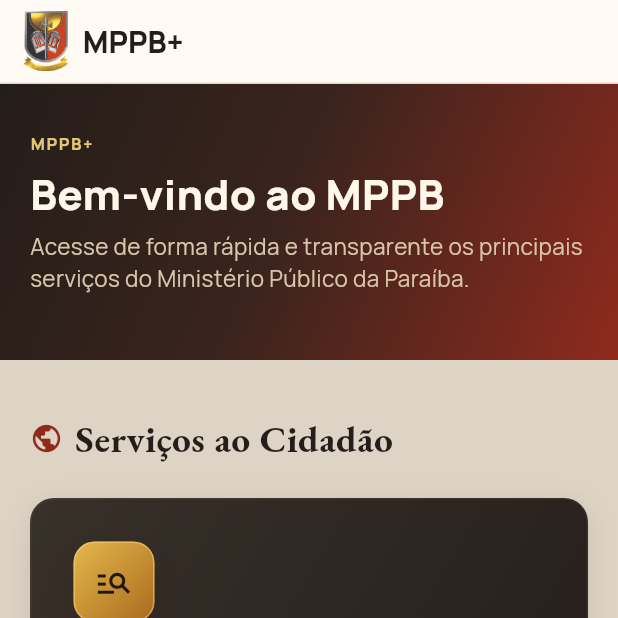
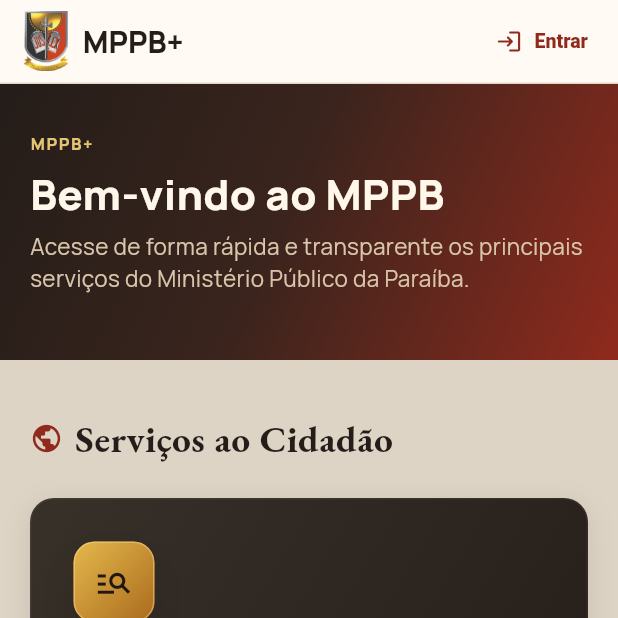
Before and after one commit to rafaelhugov/app_mppb_flutter, a Flutter app: the screen it shows after launch, on a phone screen of 412 x 824 dp, the top half of it. Run offline on Flutter 3.47's test engine with Material 3 defaults, Android fonts, the phone set to English and light mode, and no system bars; our stand-ins replace cached_network_image, connectivity_plus, dio, flutter_riverpod, flutter_secure_storage, go_router and 5 more; missing offline and left inert: just_the_tooltip; network calls fail.

Commit message:
Ajusta dock e login publico

```diff
--- a/lib/core/ui/main_layout.dart
+++ b/lib/core/ui/main_layout.dart
@@ -624,12 +624,12 @@
           : IgnorePointer(
               ignoring: !_isNavVisible,
               child: AnimatedSlide(
-                duration: const Duration(milliseconds: 240),
-                curve: Curves.easeOutCubic,
+                duration: const Duration(milliseconds: 380),
+                curve: Curves.easeInOutCubic,
                 offset: _isNavVisible ? Offset.zero : const Offset(0, 1.18),
                 child: AnimatedOpacity(
-                  duration: const Duration(milliseconds: 180),
-                  curve: Curves.easeOutCubic,
+                  duration: const Duration(milliseconds: 280),
+                  curve: Curves.easeInOutCubic,
                   opacity: _isNavVisible ? 1 : 0,
                   child: _buildBottomNavBar(
                     context: context,
--- a/lib/core/ui/mppb_app_bar.dart
+++ b/lib/core/ui/mppb_app_bar.dart
@@ -101,6 +101,27 @@
           ),
         ],
       ),
+      actions: [
+        Padding(
+          padding: const EdgeInsets.only(right: 10),
+          child: TextButton.icon(
+            onPressed: () => context.go('/login'),
+            icon: const Icon(Icons.login_rounded, size: 18),
+            label: const Text('Entrar'),
+            style: TextButton.styleFrom(
+              foregroundColor: const Color(0xFF8F2A1D),
+              textStyle: const TextStyle(
+                fontSize: 13,
+                fontWeight: FontWeight.w900,
+              ),
+              padding: const EdgeInsets.symmetric(horizontal: 10, vertical: 8),
+              shape: RoundedRectangleBorder(
+                borderRadius: BorderRadius.circular(12),
+              ),
+            ),
+          ),
+        ),
+      ],
     );
   }
 
```
